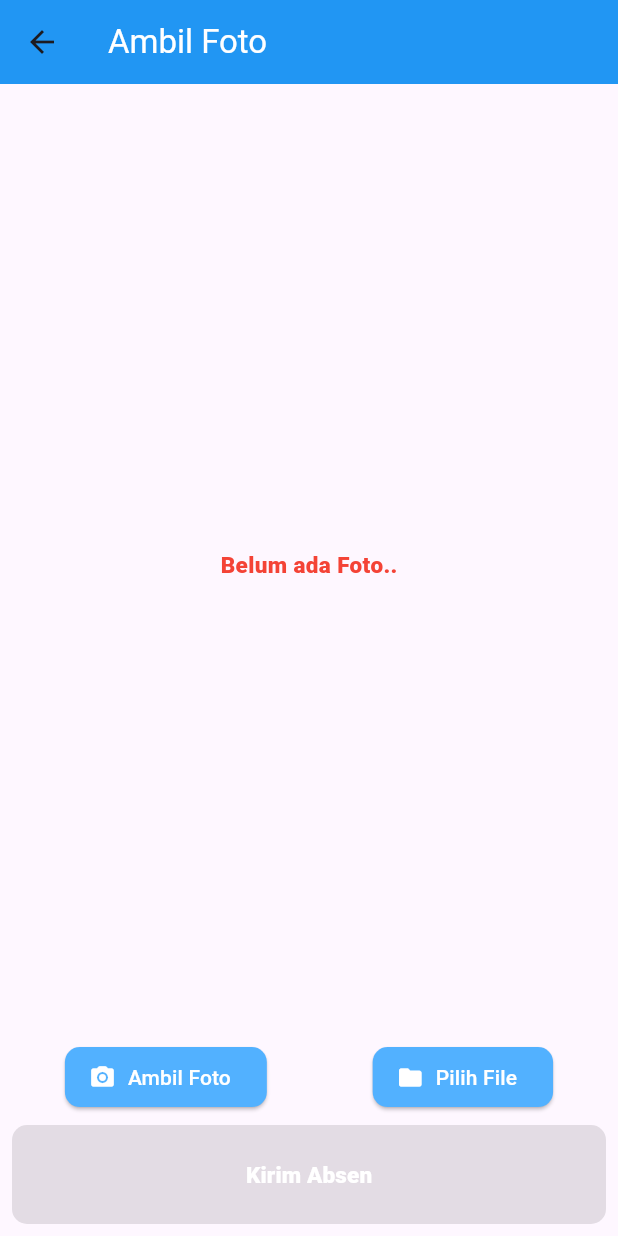
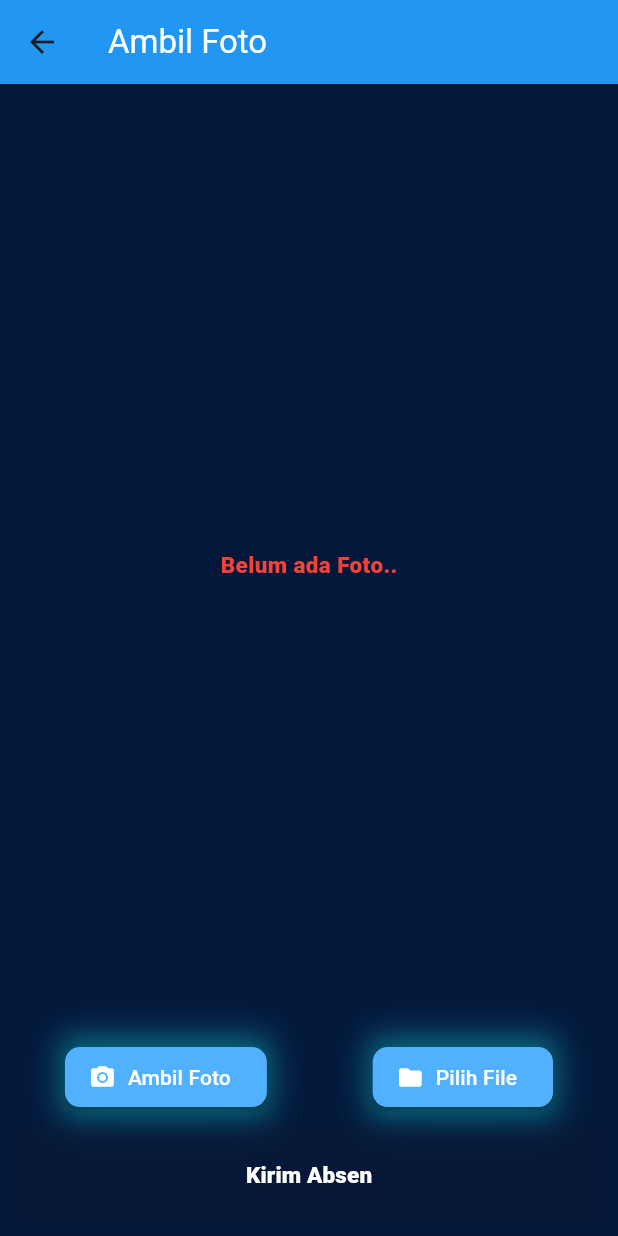
Before and after one commit to richardHenry11/CaisCbinstrument, a Flutter app: the CamAndFile screen opened directly, on a phone screen of 412 x 824 dp. Run offline on Flutter 3.47's test engine with Material 3 defaults, Android fonts, the phone set to English and light mode, and no system bars; our stand-ins replace flutter_image_compress, flutter_map, flutter_vector_icons, geocoding, geolocator, image_picker and 3 more; accounts and stored records are empty.

Commit message:
Update UI

```diff
--- a/lib/camCutie.dart
+++ b/lib/camCutie.dart
@@ -344,6 +344,7 @@
   Widget build(BuildContext context) {
     final t = AppLocalizations.of(context)!;
     return Scaffold(
+      backgroundColor: const Color.fromARGB(255, 3, 23, 58),
       appBar: AppBar(
         backgroundColor: Colors.blue,
         title: Text(t.translate("takePhoto"), style: TextStyle(color: Colors.white)),
@@ -369,7 +370,22 @@
               Row(
                 mainAxisAlignment: MainAxisAlignment.spaceAround,
                 children: [
-                  ElevatedButton.icon(
+                  Container(
+                    decoration: BoxDecoration(
+                  boxShadow: [
+                    BoxShadow(
+                      color: Colors.cyanAccent.withOpacity(0.3),
+                      blurRadius: 15,
+                      spreadRadius: 2,
+                    ),
+                    BoxShadow(
+                      color: Colors.cyanAccent.withOpacity(0.1),
+                      blurRadius: 30,
+                      spreadRadius: 6,
+                    ),
+                  ]
+                ),
+                    child: ElevatedButton.icon(
                       style: ElevatedButton.styleFrom(
                         backgroundColor: const Color.fromARGB(255, 82, 177, 255),
                         shape: RoundedRectangleBorder(borderRadius: BorderRadiusGeometry.circular(10))
@@ -378,7 +394,23 @@
                       icon: const Icon(Icons.camera_alt_rounded, color: Colors.white,),
                       label: Text(t.translate("takePicture"), style: TextStyle(color: Colors.white),),
                     ),
-                  ElevatedButton.icon(
+                  ),
+                  Container(
+                    decoration: BoxDecoration(
+                  boxShadow: [
+                    BoxShadow(
+                      color: Colors.cyanAccent.withOpacity(0.3),
+                      blurRadius: 15,
+                      spreadRadius: 2,
+                    ),
+                    BoxShadow(
+                      color: Colors.cyanAccent.withOpacity(0.1),
+                      blurRadius: 30,
+                      spreadRadius: 6,
+                    ),
+                  ]
+                ),
+                    child: ElevatedButton.icon(
                       style: ElevatedButton.styleFrom(
                         backgroundColor: const Color.fromARGB(255, 82, 177, 255),
                         shape: RoundedRectangleBorder(borderRadius: BorderRadiusGeometry.circular(10))
@@ -394,6 +426,7 @@
                       },
                       icon: const Icon(Icons.folder, color: Colors.white,),
                       label: Text(t.translate("gallery"), style: TextStyle(color: Colors.white),),
+                    ),
                   ),
                   // ElevatedButton(onPressed: (){ _prefsCatcher(); }, child: Text("test"))
                 ],
@@ -441,6 +474,23 @@
               SizedBox(
                 width: MediaQuery.sizeOf(context).width * 1,
                 height: MediaQuery.sizeOf(context).height * 0.08,
+                child:
+                Container(
+                  decoration:
+                   _photo != null && !_isSubmitting ? BoxDecoration(
+                  boxShadow: [
+                    BoxShadow(
+                      color: const Color.fromARGB(255, 34, 249, 92).withOpacity(0.3),
+                      blurRadius: 15,
+                      spreadRadius: 2,
+                    ),
+                    BoxShadow(
+                      color: const Color.fromARGB(255, 34, 249, 92).withOpacity(0.3),
+                      blurRadius: 30,
+                      spreadRadius: 6,
+                    ),
+                  ]
+                ) : null,
                   child: ElevatedButton(
                     style: ElevatedButton.styleFrom(
                       backgroundColor: _isSubmitting ? const Color.fromARGB(255, 211, 211, 211) : const Color.fromARGB(255, 87, 201, 91),
@@ -454,6 +504,7 @@
                       fontWeight: FontWeight.w900)
                     )
                   ),
+                ),
               )
             ],
           )
```
Also changed, not shown: lib/cuti.dart (+26 -2 lines), lib/cutiLapangan.dart (+53 -10 lines). Lines whose indentation alone changed are shown as unchanged.
